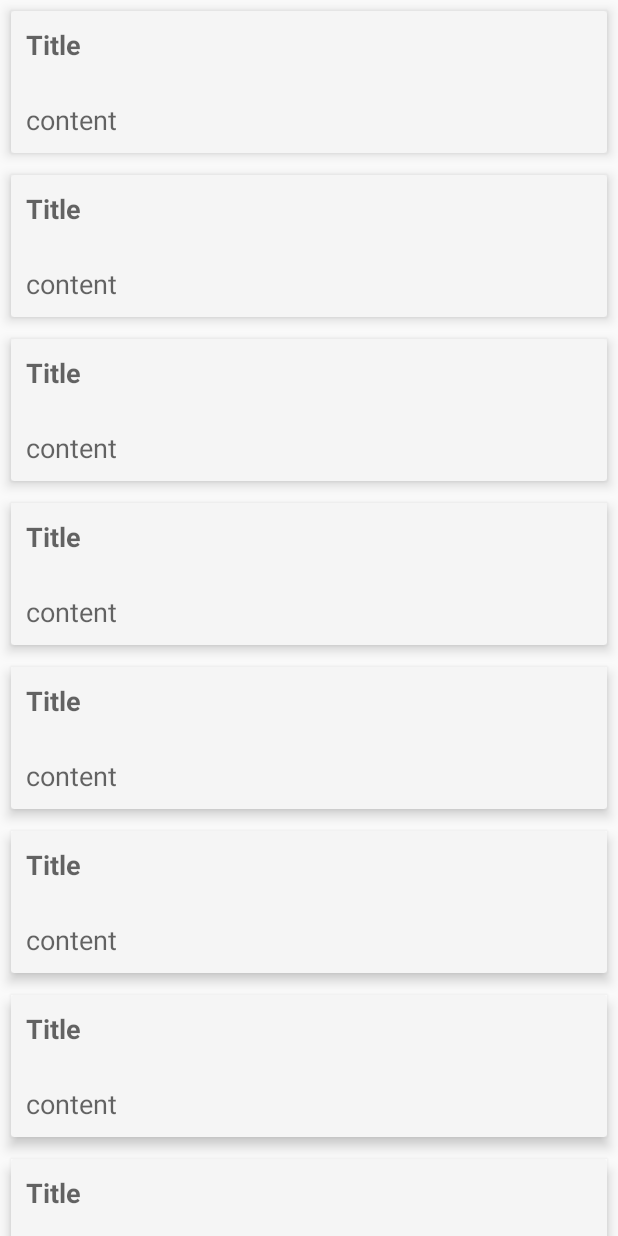
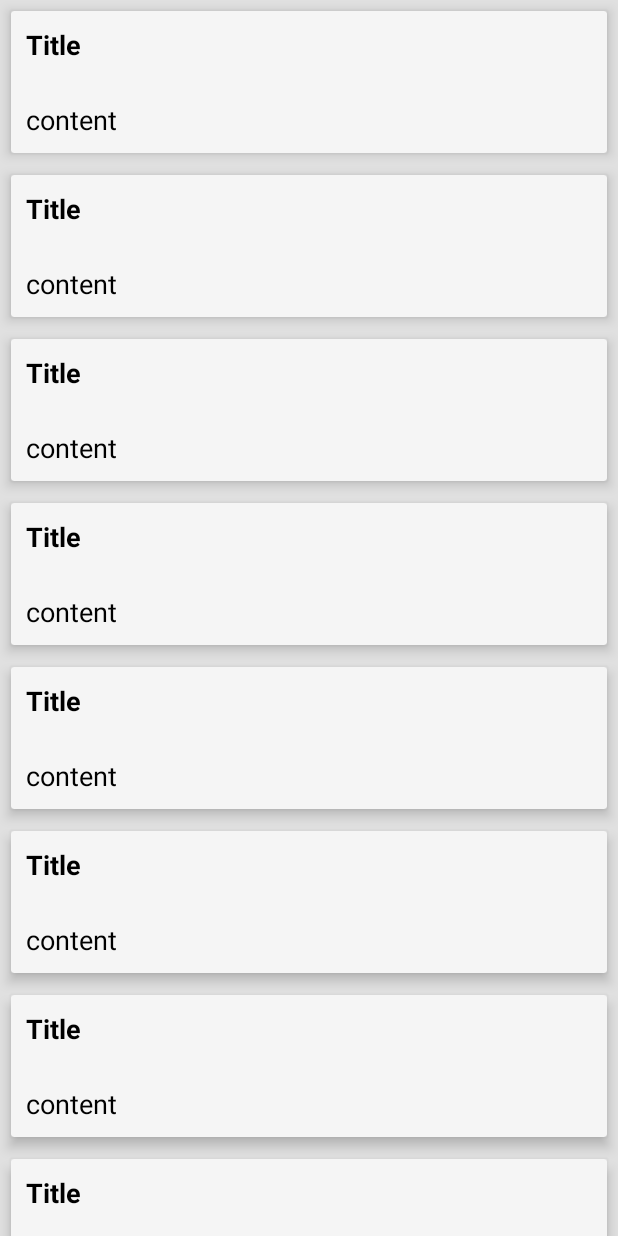
Before and after one commit to afelete/CSC425-Project, an Android app: the layout activity_news.xml on its own in the app's theme, with its tools: preview values and no code run, on a phone screen of 412 x 824 dp. Run offline under Robolectric (Android 15) with nearby library versions, the phone set to English and light mode, and no system bars.

```diff
--- a/app/src/main/AndroidManifest.xml
+++ b/app/src/main/AndroidManifest.xml
@@ -23,7 +23,8 @@
         <activity android:name=".GetResources" />
         <activity android:name=".Donate" />
         <activity android:name=".Volunteer" />
-        <activity android:name=".News" />
+        <activity android:name=".News"
+            android:label="News"/>
         <!--
              ATTENTION: This was auto-generated to add Google Play services to your project for
              App Indexing.  See https://g.co/AppIndexing/AndroidStudio for more information.
--- a/app/src/main/java/com/team1/csc425_project/postWrap.java
+++ b/app/src/main/java/com/team1/csc425_project/postWrap.java
@@ -8,6 +8,6 @@ import org.json.JSONObject;
  */
 public class postWrap {
     public int buttonNum;
-    public JSONArray jasonarray;
+    public static JSONArray jasonarray;
 
 }
--- a/app/src/main/res/layout/activity_news.xml
+++ b/app/src/main/res/layout/activity_news.xml
@@ -3,10 +3,12 @@
     xmlns:tools="http://schemas.android.com/tools"
     android:layout_width="match_parent"
     android:layout_height="match_parent"
+
     xmlns:app="http://schemas.android.com/apk/res-auto"
 
 
-    tools:context="com.team1.csc425_project.News">
+    tools:context="com.team1.csc425_project.News"
+    android:background="@color/news_background">
 
     <ScrollView
         android:layout_width="match_parent"
@@ -25,7 +27,8 @@
                 android:layout_height="wrap_content"
                 android:id="@+id/card1"
                 app:cardElevation="@dimen/news_card_elevation"
-                app:cardBackgroundColor="@color/news_card_background">
+                app:cardBackgroundColor="@color/news_card_background"
+                >
 
                 <FrameLayout
                     android:paddingLeft="@dimen/news_card_frame_padding"
@@ -42,8 +45,11 @@
                         android:textAppearance="?android:attr/textAppearanceMedium"
                         android:text="Title"
                         android:textStyle="bold"
-                        android:id="@+id/title1" />
+                        android:id="@+id/title1"
+                        android:textColor="@color/news_card_text"/>
+
                     <TextView
+                        android:textColor="@color/news_card_text"
                         android:paddingTop="@dimen/news_card_frame_padding_top"
                         android:layout_marginTop="20dp"
                         android:layout_width="wrap_content"
@@ -74,6 +80,8 @@
                     android:layout_height="wrap_content">
 
                     <TextView
+                        android:textColor="@color/news_card_text"
+
                         android:layout_width="wrap_content"
                         android:layout_height="wrap_content"
                         android:textAppearance="?android:attr/textAppearanceMedium"
@@ -81,6 +89,8 @@
                         android:textStyle="bold"
                         android:id="@+id/title2" />
                     <TextView
+                        android:textColor="@color/news_card_text"
+
                         android:paddingTop="@dimen/news_card_frame_padding_top"
 
                         android:layout_marginTop="20dp"
@@ -115,10 +125,13 @@
                         android:layout_height="wrap_content"
                         android:textAppearance="?android:attr/textAppearanceMedium"
                         android:text="Title"
+                        android:textColor="@color/news_card_text"
+
                         android:textStyle="bold"
                         android:id="@+id/title3" />
                     <TextView
                         android:paddingTop="@dimen/news_card_frame_padding_top"
+                        android:textColor="@color/news_card_text"
 
                         android:layout_marginTop="20dp"
                         android:layout_width="wrap_content"
@@ -148,6 +161,8 @@
                     android:layout_height="wrap_content">
 
                     <TextView
+                        android:textColor="@color/news_card_text"
+
                         android:layout_width="wrap_content"
                         android:layout_height="wrap_content"
                         android:textAppearance="?android:attr/textAppearanceMedium"
@@ -156,6 +171,7 @@
                         android:id="@+id/title4" />
                     <TextView
                         android:paddingTop="@dimen/news_card_frame_padding_top"
+                        android:textColor="@color/news_card_text"
 
                         android:layout_marginTop="20dp"
                         android:layout_width="wrap_content"
@@ -184,6 +200,8 @@
                     android:layout_height="wrap_content">
 
                     <TextView
+                        android:textColor="@color/news_card_text"
+
                         android:layout_width="wrap_content"
                         android:layout_height="wrap_content"
                         android:textAppearance="?android:attr/textAppearanceMedium"
@@ -192,6 +210,7 @@
                         android:id="@+id/title5" />
                     <TextView
                         android:paddingTop="@dimen/news_card_frame_padding_top"
+                        android:textColor="@color/news_card_text"
 
                         android:layout_marginTop="20dp"
                         android:layout_width="wrap_content"
@@ -221,6 +240,8 @@
                     android:layout_height="wrap_content">
 
                     <TextView
+                        android:textColor="@color/news_card_text"
+
                         android:layout_width="wrap_content"
                         android:layout_height="wrap_content"
                         android:textAppearance="?android:attr/textAppearanceMedium"
@@ -229,6 +250,7 @@
                         android:id="@+id/title6" />
                     <TextView
                         android:paddingTop="@dimen/news_card_frame_padding_top"
+                        android:textColor="@color/news_card_text"
 
                         android:layout_marginTop="20dp"
                         android:layout_width="wrap_content"
@@ -258,6 +280,8 @@
                     android:layout_height="wrap_content">
 
                     <TextView
+                        android:textColor="@color/news_card_text"
+
                         android:layout_width="wrap_content"
                         android:layout_height="wrap_content"
                         android:textAppearance="?android:attr/textAppearanceMedium"
@@ -266,6 +290,7 @@
                         android:id="@+id/title7" />
                     <TextView
                         android:paddingTop="@dimen/news_card_frame_padding_top"
+                        android:textColor="@color/news_card_text"
 
                         android:layout_marginTop="20dp"
                         android:layout_width="wrap_content"
@@ -295,6 +320,8 @@
                     android:layout_height="wrap_content">
 
                     <TextView
+                        android:textColor="@color/news_card_text"
+
                         android:layout_width="wrap_content"
                         android:layout_height="wrap_content"
                         android:textAppearance="?android:attr/textAppearanceMedium"
@@ -303,6 +330,7 @@
                         android:id="@+id/title8" />
                     <TextView
                         android:paddingTop="@dimen/news_card_frame_padding_top"
+                        android:textColor="@color/news_card_text"
 
                         android:layout_marginTop="20dp"
                         android:layout_width="wrap_content"
@@ -333,6 +361,8 @@
                     android:layout_height="wrap_content">
 
                     <TextView
+                        android:textColor="@color/news_card_text"
+
                         android:layout_width="wrap_content"
                         android:layout_height="wrap_content"
                         android:textAppearance="?android:attr/textAppearanceMedium"
@@ -341,6 +371,7 @@
                         android:id="@+id/title9" />
                     <TextView
                         android:paddingTop="@dimen/news_card_frame_padding_top"
+                        android:textColor="@color/news_card_text"
 
                         android:layout_marginTop="20dp"
                         android:layout_width="wrap_content"
@@ -371,6 +402,8 @@
                     android:layout_height="wrap_content">
 
                     <TextView
+                        android:textColor="@color/news_card_text"
+
                         android:layout_width="wrap_content"
                         android:layout_height="wrap_content"
                         android:textAppearance="?android:attr/textAppearanceMedium"
@@ -379,6 +412,7 @@
                         android:id="@+id/title10" />
                     <TextView
                         android:paddingTop="@dimen/news_card_frame_padding_top"
+                        android:textColor="@color/news_card_text"
 
                         android:layout_marginTop="20dp"
                         android:layout_width="wrap_content"
--- a/app/src/main/res/values/colors.xml
+++ b/app/src/main/res/values/colors.xml
@@ -4,5 +4,7 @@
     <color name="colorPrimaryDark">#303F9F</color>
     <color name="colorAccent">#FF4081</color>
     <color name="cyan">#00f0ff</color>
-    <color name="news_card_background">#f5f5f5</color>
+    <color name="news_card_background">#F5F5F5</color>
+    <color name="news_background">#E0E0E0</color>
+    <color name="news_card_text">#000000</color>
 </resources>
--- a/app/src/main/res/values/dimens.xml
+++ b/app/src/main/res/values/dimens.xml
@@ -9,4 +9,5 @@
     <dimen name="fab_margin">16dp</dimen>
     <dimen name="news_card_frame_padding_top">30dp</dimen>
     <dimen name="news_card_frame_padding_right">100dp</dimen>
+    <dimen name="fab_elevation">7dp</dimen>
 </resources>
```
Also changed, not shown: app/src/main/java/com/team1/csc425_project/News.java (+9 -2 lines), app/src/main/java/com/team1/csc425_project/NewsRead.java (+59 -3 lines), app/src/main/res/layout/activity_news_read.xml (+1 -7 lines), app/src/main/res/layout/activity_news_web.xml (+1 -20 lines), app/src/main/res/layout/content_news_web.xml (+16 -4 lines).
